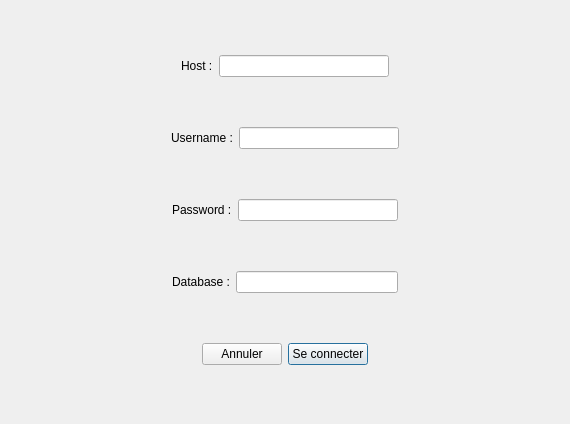
Before: the Qt Designer form connexion.ui in kevinall05/QtMyAdmin_v2, drawn with Qt 5.
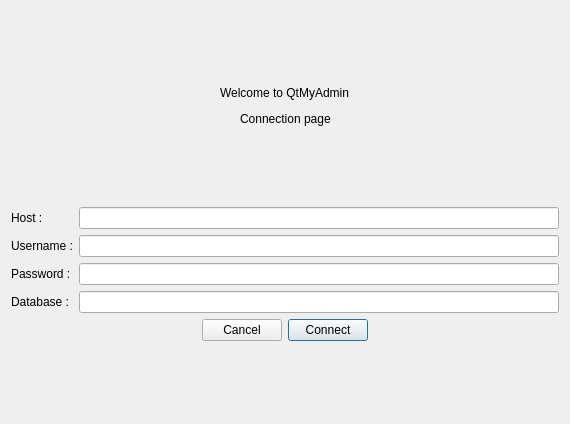
After: the same form once the commit is applied.

Commit message: ajout page

What changed in the file:
```diff
--- a/connexion.ui
+++ b/connexion.ui
@@ -15,9 +15,22 @@
   </property>
   <layout class="QVBoxLayout" name="verticalLayout">
    <item>
-    <layout class="QHBoxLayout" name="horizontalLayout_4">
+    <spacer name="verticalSpacer_3">
+     <property name="orientation">
+      <enum>Qt::Vertical</enum>
+     </property>
+     <property name="sizeHint" stdset="0">
+      <size>
+       <width>20</width>
+       <height>40</height>
+      </size>
+     </property>
+    </spacer>
+   </item>
+   <item>
+    <layout class="QHBoxLayout" name="horizontalLayout_6">
      <item>
-      <spacer name="horizontalSpacer_5">
+      <spacer name="horizontalSpacer_11">
        <property name="orientation">
         <enum>Qt::Horizontal</enum>
        </property>
@@ -30,156 +43,123 @@
       </spacer>
      </item>
      <item>
-      <widget class="QLabel" name="label_3">
+      <widget class="QLabel" name="labelBienvenue">
+       <property name="text">
+        <string>Welcome to QtMyAdmin</string>
+       </property>
+      </widget>
+     </item>
+     <item>
+      <spacer name="horizontalSpacer_12">
+       <property name="orientation">
+        <enum>Qt::Horizontal</enum>
+       </property>
+       <property name="sizeHint" stdset="0">
+        <size>
+         <width>40</width>
+         <height>20</height>
+        </size>
+       </property>
+      </spacer>
+     </item>
+    </layout>
+   </item>
+   <item>
+    <layout class="QHBoxLayout" name="horizontalLayout_7">
+     <item>
+      <spacer name="horizontalSpacer_13">
+       <property name="orientation">
+        <enum>Qt::Horizontal</enum>
+       </property>
+       <property name="sizeHint" stdset="0">
+        <size>
+         <width>40</width>
+         <height>20</height>
+        </size>
+       </property>
+      </spacer>
+     </item>
+     <item>
+      <widget class="QLabel" name="labelConnexion">
+       <property name="text">
+        <string>Connection page</string>
+       </property>
+      </widget>
+     </item>
+     <item>
+      <spacer name="horizontalSpacer_14">
+       <property name="orientation">
+        <enum>Qt::Horizontal</enum>
+       </property>
+       <property name="sizeHint" stdset="0">
+        <size>
+         <width>40</width>
+         <height>20</height>
+        </size>
+       </property>
+      </spacer>
+     </item>
+    </layout>
+   </item>
+   <item>
+    <spacer name="verticalSpacer">
+     <property name="orientation">
+      <enum>Qt::Vertical</enum>
+     </property>
+     <property name="sizeHint" stdset="0">
+      <size>
+       <width>20</width>
+       <height>51</height>
+      </size>
+     </property>
+    </spacer>
+   </item>
+   <item>
+    <layout class="QFormLayout" name="formLayout">
+     <item row="0" column="0">
+      <widget class="QLabel" name="labelHostname">
        <property name="text">
         <string>Host :</string>
        </property>
       </widget>
      </item>
-     <item>
+     <item row="0" column="1">
       <widget class="QLineEdit" name="lineEditHostname"/>
      </item>
-     <item>
-      <spacer name="horizontalSpacer_6">
-       <property name="orientation">
-        <enum>Qt::Horizontal</enum>
-       </property>
-       <property name="sizeHint" stdset="0">
-        <size>
-         <width>40</width>
-         <height>20</height>
-        </size>
-       </property>
-      </spacer>
-     </item>
-    </layout>
-   </item>
-   <item>
-    <layout class="QHBoxLayout" name="horizontalLayout">
-     <item>
-      <spacer name="horizontalSpacer">
-       <property name="orientation">
-        <enum>Qt::Horizontal</enum>
-       </property>
-       <property name="sizeHint" stdset="0">
-        <size>
-         <width>40</width>
-         <height>20</height>
-        </size>
-       </property>
-      </spacer>
-     </item>
-     <item>
-      <widget class="QLabel" name="label">
+     <item row="1" column="0">
+      <widget class="QLabel" name="labelUsername">
        <property name="text">
         <string>Username :</string>
        </property>
       </widget>
      </item>
-     <item>
+     <item row="1" column="1">
       <widget class="QLineEdit" name="lineEditUsername"/>
      </item>
-     <item>
-      <spacer name="horizontalSpacer_2">
-       <property name="orientation">
-        <enum>Qt::Horizontal</enum>
-       </property>
-       <property name="sizeHint" stdset="0">
-        <size>
-         <width>40</width>
-         <height>20</height>
-        </size>
-       </property>
-      </spacer>
-     </item>
-    </layout>
-   </item>
-   <item>
-    <layout class="QHBoxLayout" name="horizontalLayout_3">
-     <item>
-      <spacer name="horizontalSpacer_3">
-       <property name="orientation">
-        <enum>Qt::Horizontal</enum>
-       </property>
-       <property name="sizeHint" stdset="0">
-        <size>
-         <width>40</width>
-         <height>20</height>
-        </size>
-       </property>
-      </spacer>
-     </item>
-     <item>
-      <widget class="QLabel" name="label_2">
+     <item row="2" column="0">
+      <widget class="QLabel" name="labelPassword">
        <property name="text">
         <string>Password :</string>
        </property>
       </widget>
      </item>
-     <item>
-      <widget class="QLineEdit" name="lineEditPassword">
-       <property name="echoMode">
-        <enum>QLineEdit::Password</enum>
-       </property>
-      </widget>
+     <item row="2" column="1">
+      <widget class="QLineEdit" name="lineEditPassword"/>
      </item>
-     <item>
-      <spacer name="horizontalSpacer_4">
-       <property name="orientation">
-        <enum>Qt::Horizontal</enum>
-       </property>
-       <property name="sizeHint" stdset="0">
-        <size>
-         <width>40</width>
-         <height>20</height>
-        </size>
-       </property>
-      </spacer>
-     </item>
-    </layout>
-   </item>
-   <item>
-    <layout class="QHBoxLayout" name="horizontalLayout_5">
-     <item>
-      <spacer name="horizontalSpacer_8">
-       <property name="orientation">
-        <enum>Qt::Horizontal</enum>
-       </property>
-       <property name="sizeHint" stdset="0">
-        <size>
-         <width>40</width>
-         <height>20</height>
-        </size>
-       </property>
-      </spacer>
-     </item>
-     <item>
-      <widget class="QLabel" name="label_4">
+     <item row="3" column="0">
+      <widget class="QLabel" name="labelDatabase">
        <property name="text">
         <string>Database :</string>
        </property>
       </widget>
      </item>
-     <item>
+     <item row="3" column="1">
       <widget class="QLineEdit" name="lineEditDatabase"/>
      </item>
-     <item>
-      <spacer name="horizontalSpacer_7">
-       <property name="orientation">
-        <enum>Qt::Horizontal</enum>
-       </property>
-       <property name="sizeHint" stdset="0">
-        <size>
-         <width>40</width>
-         <height>20</height>
-        </size>
-       </property>
-      </spacer>
-     </item>
     </layout>
    </item>
    <item>
-    <layout class="QHBoxLayout" name="horizontalLayout_6">
+    <layout class="QHBoxLayout" name="horizontalLayout_2">
      <item>
       <spacer name="horizontalSpacer_9">
        <property name="orientation">
@@ -193,17 +173,20 @@
        </property>
       </spacer>
      </item>
-     <item>
-      <widget class="QPushButton" name="pushButton_2">
-       <property name="text">
-        <string>Annuler</string>
-       </property>
-      </widget>
-     </item>
      <item>
       <widget class="QPushButton" name="pushButton">
        <property name="text">
-        <string>Se connecter</string>
+        <string>Cancel</string>
+       </property>
+       <property name="autoDefault">
+        <bool>false</bool>
+       </property>
+      </widget>
+     </item>
+     <item>
+      <widget class="QPushButton" name="pushButton_2">
+       <property name="text">
+        <string>Connect</string>
        </property>
        <property name="default">
         <bool>true</bool>
@@ -225,6 +208,19 @@
      </item>
     </layout>
    </item>
+   <item>
+    <spacer name="verticalSpacer_2">
+     <property name="orientation">
+      <enum>Qt::Vertical</enum>
+     </property>
+     <property name="sizeHint" stdset="0">
+      <size>
+       <width>20</width>
+       <height>40</height>
+      </size>
+     </property>
+    </spacer>
+   </item>
   </layout>
  </widget>
  <resources/>
```
